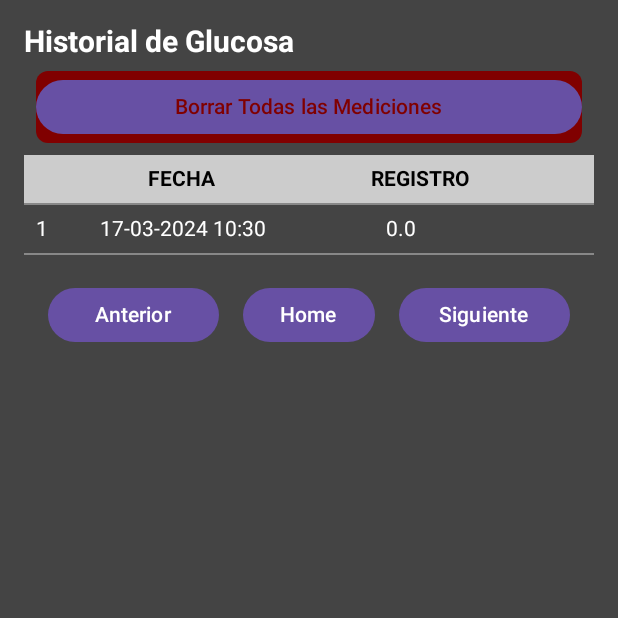
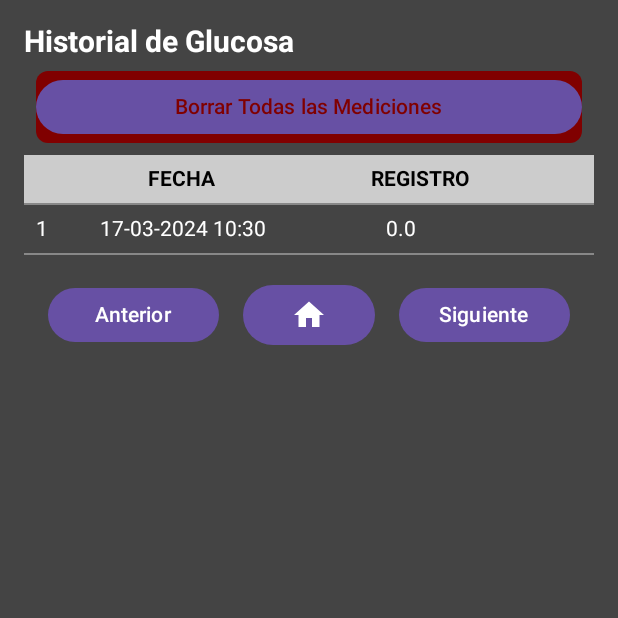
Before and after one commit to IsmaTor/GlucoseRegisterApp, an Android app built with Jetpack Compose: the screen it shows after launch (MainActivity), after a tap on "Historial", on a phone screen of 412 x 824 dp, the top half of it. Run offline under Robolectric (Android 15) with nearby library versions, the phone set to English and light mode, and no system bars; 1 other tap on this screen came first.

Commit message:
change icon HOME

```diff
--- a/app/src/main/java/ismaapp/tortosa/glucoseregister/ui/screen/GlucoseHistory.kt
+++ b/app/src/main/java/ismaapp/tortosa/glucoseregister/ui/screen/GlucoseHistory.kt
@@ -15,7 +15,10 @@ import androidx.compose.foundation.lazy.LazyColumn
 import androidx.compose.foundation.lazy.itemsIndexed
 import androidx.compose.foundation.shape.RoundedCornerShape
 import androidx.compose.material.Divider
+import androidx.compose.material.icons.Icons
+import androidx.compose.material.icons.filled.Home
 import androidx.compose.material3.Button
+import androidx.compose.material3.Icon
 import androidx.compose.material3.LocalContentColor
 import androidx.compose.material3.Text
 import androidx.compose.runtime.Composable
@@ -143,7 +146,16 @@ fun GlucoseHistoryScreen(
                 Divider(color = Color.Gray, thickness = 1.dp, modifier = Modifier.fillMaxWidth())
             }
         }
+        //llamada a los botones de navegación.
+        NavigationButtons(pageNumber = pageNumber, navController = navController)
+    }
+}
 
+@Composable
+fun NavigationButtons(
+    pageNumber: Int,
+    navController: NavController
+) {
     Row(
         modifier = Modifier
             .fillMaxWidth()
@@ -175,7 +187,7 @@ fun GlucoseHistoryScreen(
                 .padding(8.dp)
                 .clip(RoundedCornerShape(8.dp))
         ) {
-                Text("Home")
+            Icon(Icons.Filled.Home, contentDescription = "Home")
         }
 
         Button(
@@ -192,7 +204,7 @@ fun GlucoseHistoryScreen(
         }
     }
 }
-}
+
 
 @Composable
 fun GlucoseRow(positionNumber: Int, measurement: GlucoseMeasurement) {
```
Lines whose indentation alone changed are shown as unchanged.
